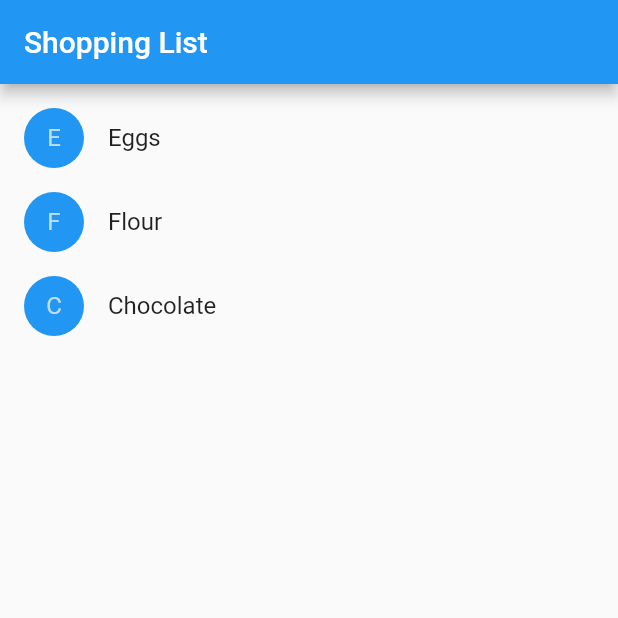
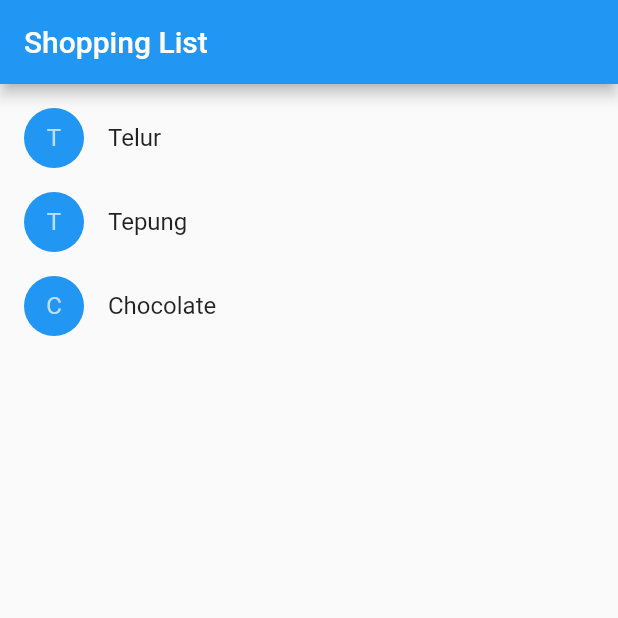
Before and after one commit to fakhitah3/JIT21403-Project, a Flutter app: the screen it shows after launch, on a phone screen of 412 x 824 dp, the top half of it. Run offline on Flutter 3.47's test engine with Material 2 defaults, Android fonts, the phone set to English and light mode, and no system bars.

Commit message:
Second COmmit

```diff
--- a/lib/main.dart
+++ b/lib/main.dart
@@ -117,8 +117,8 @@ void main() {
     title: 'Shopping App',
     home: ShoppingList(
       products: [
-        Product(name: 'Eggs'),
-        Product(name: 'Flour'),
+        Product(name: 'Telur'),
+        Product(name: 'Tepung'),
         Product(name: 'Chocolate'),
       ],
     ),
```
